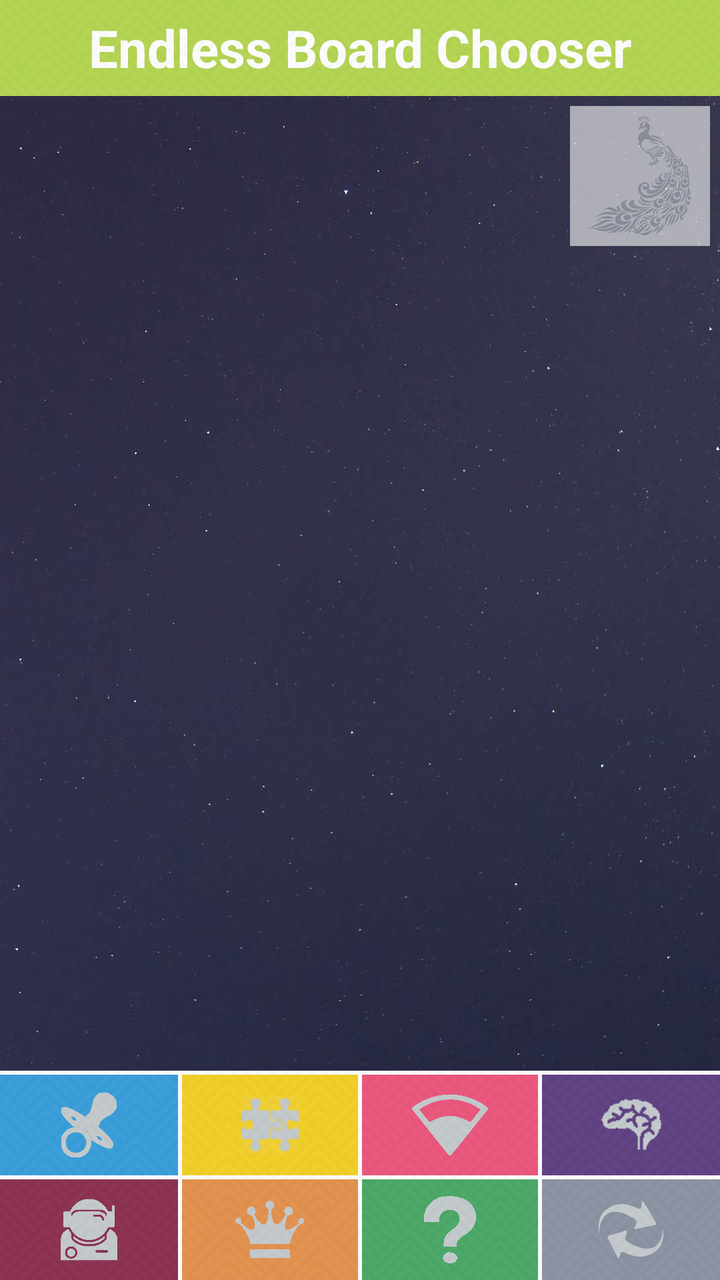
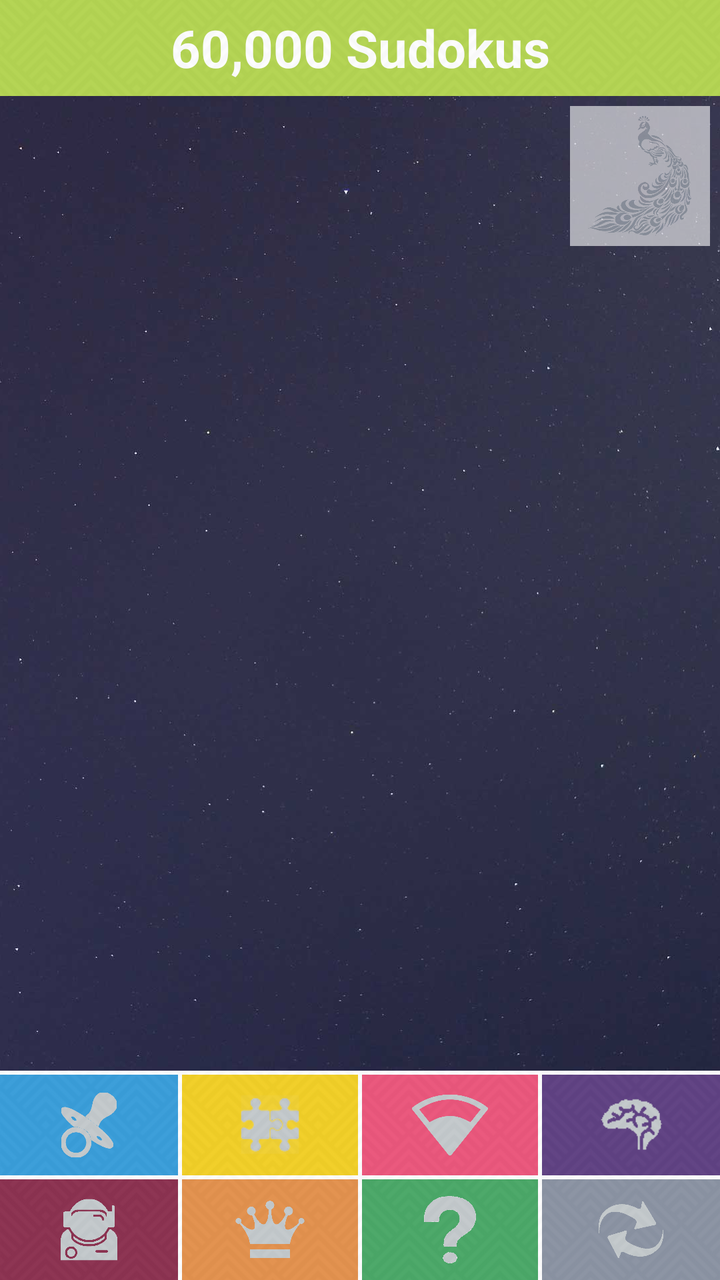

An Android layout rendered at two revisions. The XML below is the earlier revision; the diff shows what the commit changed to produce the second picture.
<!-- AndroidManifest.xml: application theme AppTheme -->
<!-- res/layout/fragment_user_board.xml -->
<?xml version="1.0" encoding="utf-8"?>
<RelativeLayout xmlns:android="http://schemas.android.com/apk/res/android"
    xmlns:app="http://schemas.android.com/apk/res-auto"
    xmlns:tools="http://schemas.android.com/tools"
    android:id="@+id/activity_history"
    android:layout_width="match_parent"
    android:layout_height="match_parent"
    android:fitsSystemWindows="false">

    <ImageView
        android:id="@+id/imageView7"
        android:layout_width="match_parent"
        android:layout_height="match_parent"
        android:scaleType="centerCrop"
        app:srcCompat="@drawable/coolbackground" />

    <RelativeLayout
        android:id="@+id/tool_title"
        android:layout_width="match_parent"
        android:layout_height="48dp"
        android:background="@color/color1"
        android:orientation="horizontal">

        <TextView
            android:id="@+id/textView14"
            android:layout_width="match_parent"
            android:layout_height="match_parent"
            android:layout_centerInParent="false"
            android:layout_weight="1"
            android:gravity="center"
            android:text="Endless Board Chooser"
            android:textColor="@color/white"
            android:textSize="26sp"
            android:textStyle="bold" />

        <ImageView
            android:id="@+id/imageView16"
            android:layout_width="match_parent"
            android:layout_height="match_parent"
            android:alpha=".15"
            android:scaleType="centerCrop"
            app:srcCompat="@drawable/keyboardbg" />

    </RelativeLayout>

    <LinearLayout
        android:layout_width="match_parent"
        android:layout_height="match_parent"
        android:layout_below="@+id/tool_title"
        android:layout_centerHorizontal="true"
        android:layout_centerVertical="true"
        android:orientation="vertical"
        android:weightSum="100">

        <android.support.v7.widget.RecyclerView
            android:id="@+id/user_board_rv"
            android:layout_width="match_parent"
            android:layout_height="0dp"

            android:layout_marginBottom="6dp"
            android:layout_marginTop="6dp"
            android:layout_weight="82"
            android:background="@android:color/transparent" />

        <RelativeLayout
            android:layout_width="match_parent"
            android:layout_height="0dp"
            android:layout_weight="18">

            <LinearLayout
                android:layout_width="match_parent"
                android:layout_height="match_parent"
                android:layout_weight="18"
                android:background="@color/white"
                android:orientation="horizontal"
                android:paddingTop="2dp"
                android:weightSum="4">

                <LinearLayout
                    android:layout_width="match_parent"
                    android:layout_height="match_parent"
                    android:layout_marginRight="1dp"
                    android:layout_weight="1"
                    android:orientation="vertical">

                    <ImageButton
                        android:id="@+id/beg"
                        style="@style/Widget.AppCompat.Button.Borderless"
                        android:layout_width="match_parent"
                        android:layout_height="match_parent"
                        android:layout_marginBottom="1dp"
                        android:layout_weight="1"
                        android:background="@drawable/begbuttonfinal"
                        android:gravity="center"
                        android:padding="5dp"
                        android:scaleType="fitCenter"
                        app:srcCompat="@drawable/beginnericon" />

                    <ImageButton
                        android:id="@+id/exp"
                        style="@style/Widget.AppCompat.Button.Borderless"
                        android:layout_width="match_parent"
                        android:layout_height="match_parent"
                        android:layout_marginTop="1dp"
                        android:layout_weight="1"
                        android:background="@drawable/expbuttonfinal"
                        android:gravity="center"
                        android:padding="5dp"
                        android:scaleType="fitCenter"
                        app:srcCompat="@drawable/experticon" />
                </LinearLayout>

                <LinearLayout
                    android:layout_width="match_parent"
                    android:layout_height="match_parent"
                    android:layout_marginLeft="1dp"
                    android:layout_marginRight="1dp"
                    android:layout_weight="1"
                    android:orientation="vertical">

                    <ImageButton
                        android:id="@+id/eas"
                        style="@style/Widget.AppCompat.Button.Borderless"
                        android:layout_width="match_parent"
                        android:layout_height="match_parent"
                        android:layout_marginBottom="1dp"
                        android:layout_weight="1"
                        android:background="@drawable/easbuttonfinal"
                        android:gravity="center"
                        android:padding="5dp"
                        android:scaleType="fitCenter"
                        app:srcCompat="@drawable/easyicon" />

                    <ImageButton
                        android:id="@+id/mas"
                        style="@style/Widget.AppCompat.Button.Borderless"
                        android:layout_width="match_parent"
                        android:layout_height="match_parent"
                        android:layout_marginTop="1dp"
                        android:layout_weight="1"
                        android:background="@drawable/masbuttonfinal"
                        android:gravity="center"
                        android:padding="5dp"
                        android:scaleType="fitCenter"
                        app:srcCompat="@drawable/mastericon" />
                </LinearLayout>

                <LinearLayout
                    android:layout_width="match_parent"
                    android:layout_height="match_parent"
                    android:layout_marginLeft="1dp"
                    android:layout_marginRight="1dp"
                    android:layout_weight="1"
                    android:orientation="vertical">

                    <ImageButton
                        android:id="@+id/med"
                        style="@style/Widget.AppCompat.Button.Borderless"
                        android:layout_width="match_parent"
                        android:layout_height="match_parent"
                        android:layout_marginBottom="1dp"
                        android:layout_weight="1"
                        android:background="@drawable/leaderbuttonfinal"
                        android:gravity="center"
                        android:padding="5dp"
                        android:scaleType="fitCenter"
                        app:srcCompat="@drawable/mediumicon" />

                    <ImageButton
                        android:id="@+id/ran"
                        style="@style/Widget.AppCompat.Button.Borderless"
                        android:layout_width="match_parent"
                        android:layout_height="match_parent"
                        android:layout_marginTop="1dp"
                        android:layout_weight="1"
                        android:background="@drawable/exitbuttonfinal"
                        android:gravity="center"
                        android:padding="5dp"
                        android:scaleType="fitCenter"
                        app:srcCompat="@drawable/question" />
                </LinearLayout>

                <LinearLayout
                    android:layout_width="match_parent"
                    android:layout_height="match_parent"
                    android:layout_marginLeft="1dp"
                    android:layout_weight="1"
                    android:orientation="vertical">

                    <ImageButton
                        android:id="@+id/har"
                        style="@style/Widget.AppCompat.Button.Borderless"
                        android:layout_width="match_parent"
                        android:layout_height="match_parent"
                        android:layout_marginBottom="1dp"
                        android:layout_weight="1"
                        android:background="@drawable/harbuttonfinal"
                        android:gravity="center"
                        android:padding="5dp"
                        android:scaleType="fitCenter"
                        app:srcCompat="@drawable/hardicon" />

                    <ImageButton
                        android:id="@+id/more"
                        style="@style/Widget.AppCompat.Button.Borderless"
                        android:layout_width="match_parent"
                        android:layout_height="match_parent"
                        android:layout_marginTop="1dp"
                        android:layout_weight="1"
                        android:background="@drawable/morbuttonfinal"
                        android:gravity="center"
                        android:padding="5dp"
                        android:scaleType="fitCenter"
                        app:srcCompat="@drawable/more" />

                </LinearLayout>

            </LinearLayout>

            <ImageView
                android:id="@+id/imageView22"
                android:layout_width="match_parent"
                android:layout_height="wrap_content"
                android:alpha=".15"
                android:scaleType="centerCrop"
                app:srcCompat="@drawable/keyboardbg" />

        </RelativeLayout>

    </LinearLayout>

    <ProgressBar
        android:id="@+id/usr_progress"
        style="?android:attr/progressBarStyle"
        android:layout_width="wrap_content"
        android:layout_height="wrap_content"
        android:layout_centerInParent="true" />

    <ImageButton
        android:id="@+id/color_switcher"
        android:layout_width="70dp"
        android:layout_height="70dp"
        android:layout_alignParentRight="true"
        android:layout_alignParentTop="false"
        android:layout_below="@+id/tool_title"
        android:layout_marginRight="5dp"
        android:layout_marginTop="5dp"
        android:alpha=".6"
        android:background="@android:color/white"
        android:padding="5dp"
        android:scaleType="fitCenter"
        app:srcCompat="@drawable/peacock" />

</RelativeLayout>
<!-- resources referenced by this layout -->
<resources>
  <color name="color1">#abd03a</color>
  <color name="white">#ffffff</color>
  <!-- drawable begbutton (drawable-nodpi) -->
  <?xml version="1.0" encoding="utf-8"?>
  <selector xmlns:android="http://schemas.android.com/apk/res/android">
      <item>
          <shape android:shape="rectangle">
              <solid android:color="@color/color2"/>
  
          </shape>
      </item>
  </selector>
  <!-- drawable easbutton (drawable-nodpi) -->
  <?xml version="1.0" encoding="utf-8"?>
  <selector xmlns:android="http://schemas.android.com/apk/res/android">
      <item>
          <shape android:shape="rectangle">
              <solid android:color="@color/color8"/>
  
          </shape>
      </item>
  </selector>
  <!-- drawable exitbutton (drawable-nodpi) -->
  <?xml version="1.0" encoding="utf-8"?>
  <selector xmlns:android="http://schemas.android.com/apk/res/android">
      <item>
          <shape android:shape="rectangle">
              <solid android:color="@color/color9"/>
  
          </shape>
      </item>
  </selector>
  <!-- drawable expbuttonpressed (drawable-nodpi) -->
  <?xml version="1.0" encoding="utf-8"?>
  <selector xmlns:android="http://schemas.android.com/apk/res/android">
      <item>
          <shape android:shape="rectangle">
              <solid android:color="#875263"/>
          </shape>
      </item>
  </selector>
  <!-- drawable expbutton (drawable-nodpi) -->
  <?xml version="1.0" encoding="utf-8"?>
  <selector xmlns:android="http://schemas.android.com/apk/res/android">
      <item>
          <shape android:shape="rectangle">
              <solid android:color="@color/color4"/>
  
          </shape>
      </item>
  </selector>
  <!-- drawable harbuttonpressed (drawable-nodpi) -->
  <?xml version="1.0" encoding="utf-8"?>
  <selector xmlns:android="http://schemas.android.com/apk/res/android">
      <item>
          <shape android:shape="rectangle">
              <solid android:color="#745b8f"/>
          </shape>
      </item>
  </selector>
  <!-- drawable harbutton (drawable-nodpi) -->
  <?xml version="1.0" encoding="utf-8"?>
  <selector xmlns:android="http://schemas.android.com/apk/res/android">
      <item>
          <shape android:shape="rectangle">
              <solid android:color="@color/color7"/>
  
          </shape>
      </item>
  </selector>
  <!-- drawable masbuttonpressed (drawable-nodpi) -->
  <?xml version="1.0" encoding="utf-8"?>
  <selector xmlns:android="http://schemas.android.com/apk/res/android">
      <item>
          <shape android:shape="rectangle">
              <solid android:color="#e7b083"/>
          </shape>
      </item>
  </selector>
  <!-- drawable masbutton (drawable-nodpi) -->
  <?xml version="1.0" encoding="utf-8"?>
  <selector xmlns:android="http://schemas.android.com/apk/res/android">
      <item>
          <shape android:shape="rectangle">
              <solid android:color="@color/color6"/>
  
          </shape>
      </item>
  </selector>
  <!-- drawable morbuttonpressed (drawable-nodpi) -->
  <?xml version="1.0" encoding="utf-8"?>
  <selector xmlns:android="http://schemas.android.com/apk/res/android">
      <item>
          <shape android:shape="rectangle">
              <solid android:color="#beb7b7"/>
          </shape>
      </item>
  </selector>
  <!-- drawable morbutton (drawable-nodpi) -->
  <?xml version="1.0" encoding="utf-8"?>
  <selector xmlns:android="http://schemas.android.com/apk/res/android">
      <item>
          <shape android:shape="rectangle">
              <solid android:color="@color/color5"/>
  
          </shape>
      </item>
  </selector>
  <color name="colorPrimary">#FFFFFF</color>
  <color name="colorPrimaryDark">#454444</color>
  <color name="colorAccent">#1e91d6</color>
  <color name="color2">#1e91d6</color>
  <color name="color8">#f2ca08</color>
  <color name="color9">#329d53</color>
  <color name="color4">#7d1538</color>
  <color name="color7">#4a2772</color>
  <color name="color3">#ea3f6a</color>
  <color name="color6">#e18335</color>
  <color name="color5">#7c8597</color>
  <!-- unchanged entries left out for length: 25 -->
</resources>

<!-- the commit's change to res/layout/fragment_user_board.xml (unified diff, before → after) -->
@@ -28,7 +28,7 @@
             android:layout_centerInParent="false"
             android:layout_weight="1"
             android:gravity="center"
-            android:text="Endless Board Chooser"
+            android:text="60,000 Sudokus"
             android:textColor="@color/white"
             android:textSize="26sp"
             android:textStyle="bold" />
@@ -220,7 +220,7 @@
             <ImageView
                 android:id="@+id/imageView22"
                 android:layout_width="match_parent"
-                android:layout_height="wrap_content"
+                android:layout_height="match_parent"
                 android:alpha=".15"
                 android:scaleType="centerCrop"
                 app:srcCompat="@drawable/keyboardbg" />
